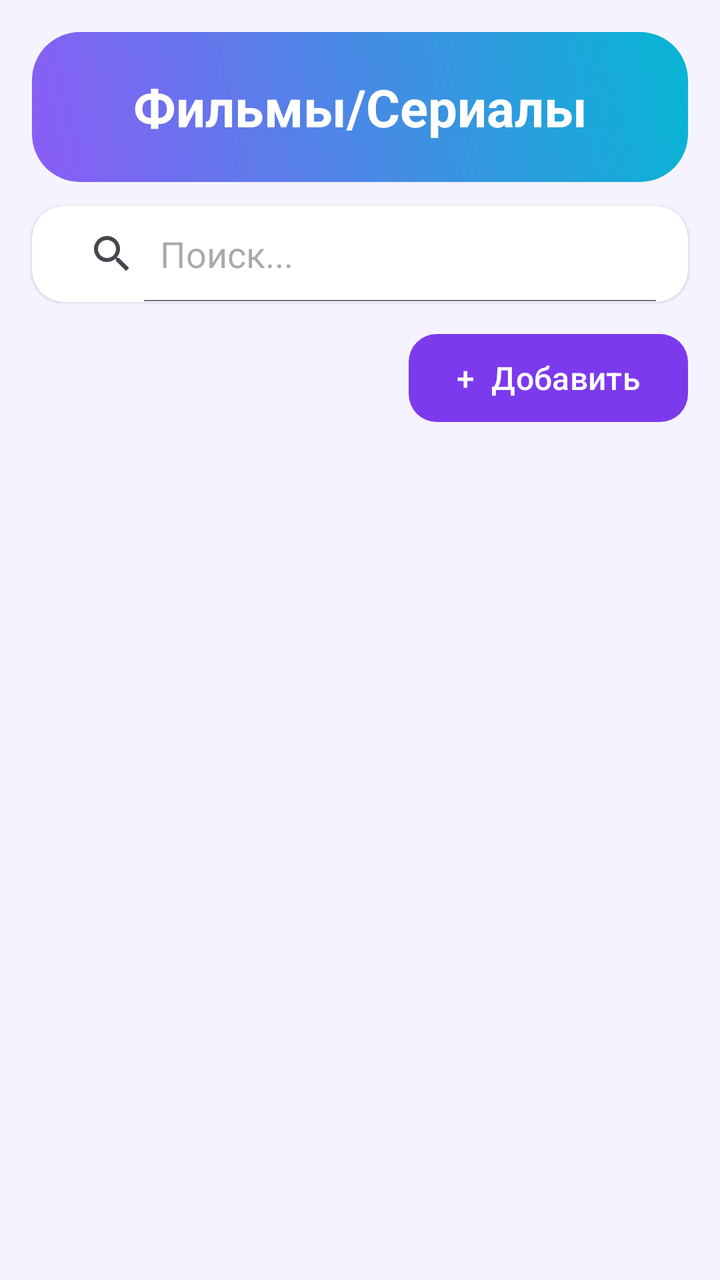
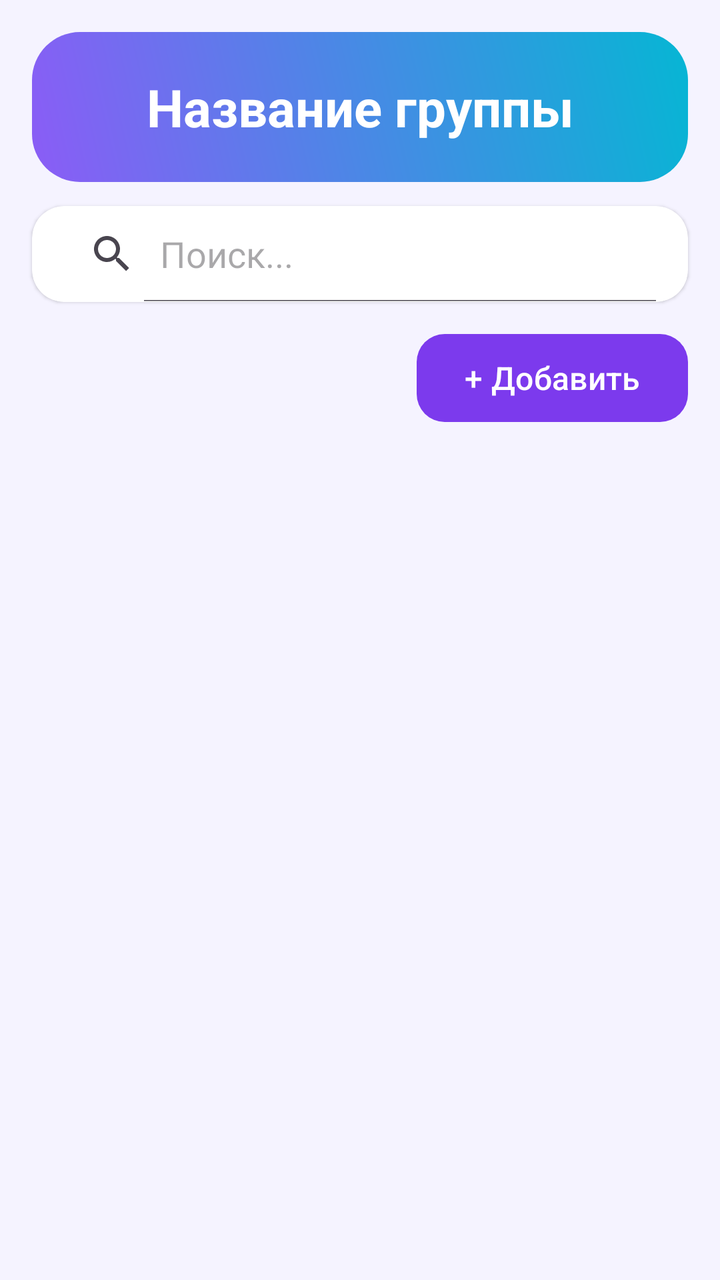

An Android layout rendered at two revisions. The XML below is the earlier revision; the diff shows what the commit changed to produce the second picture.
<!-- AndroidManifest.xml: application theme Theme.MediaCheckList -->
<!-- res/layout/items_activity.xml -->
<?xml version="1.0" encoding="utf-8"?>
<androidx.constraintlayout.widget.ConstraintLayout xmlns:android="http://schemas.android.com/apk/res/android"
    xmlns:app="http://schemas.android.com/apk/res-auto"
    android:layout_width="match_parent"
    android:layout_height="match_parent"
    android:background="@color/background">

    <TextView
        android:id="@+id/itemsTitle"
        android:layout_width="0dp"
        android:layout_height="wrap_content"
        android:text="Фильмы/Сериалы"
        android:textSize="26sp"
        android:textStyle="bold"
        android:textColor="@color/white"
        android:gravity="center"
        android:paddingVertical="20dp"
        android:layout_margin="16dp"
        android:background="@drawable/bg_title_gradient"
        app:layout_constraintTop_toTopOf="parent"
        app:layout_constraintStart_toStartOf="parent"
        app:layout_constraintEnd_toEndOf="parent"/>

    <androidx.cardview.widget.CardView
        android:id="@+id/searchCard"
        android:layout_width="0dp"
        android:layout_height="wrap_content"
        android:layout_marginHorizontal="16dp"
        android:layout_marginTop="12dp"
        app:cardCornerRadius="16dp"
        app:cardElevation="1dp"
        app:cardBackgroundColor="@color/surface"
        app:layout_constraintTop_toBottomOf="@id/itemsTitle"
        app:layout_constraintStart_toStartOf="parent"
        app:layout_constraintEnd_toEndOf="parent">

        <SearchView
            android:id="@+id/searchItem"
            android:layout_width="match_parent"
            android:layout_height="wrap_content"
            android:queryHint="Поиск..."
            android:iconifiedByDefault="false"
            android:paddingHorizontal="8dp"/>
    </androidx.cardview.widget.CardView>

    <com.google.android.material.button.MaterialButton
        android:id="@+id/addItemButton"
        style="@style/Widget.MediaCheckList.Button.Primary"
        android:layout_width="wrap_content"
        android:layout_height="wrap_content"
        android:text="+  Добавить"
        android:layout_marginTop="12dp"
        android:layout_marginEnd="16dp"
        app:layout_constraintTop_toBottomOf="@id/searchCard"
        app:layout_constraintEnd_toEndOf="parent"/>

    <androidx.recyclerview.widget.RecyclerView
        android:id="@+id/itemsRecyclerView"
        android:layout_width="0dp"
        android:layout_height="0dp"
        android:layout_marginTop="8dp"
        android:paddingHorizontal="12dp"
        android:paddingBottom="12dp"
        android:clipToPadding="false"
        app:layout_constraintTop_toBottomOf="@id/addItemButton"
        app:layout_constraintBottom_toBottomOf="parent"
        app:layout_constraintStart_toStartOf="parent"
        app:layout_constraintEnd_toEndOf="parent"/>

</androidx.constraintlayout.widget.ConstraintLayout>
<!-- resources referenced by this layout -->
<resources>
  <color name="background">#F5F3FF</color>
  <color name="surface">#FFFFFF</color>
  <color name="white">#FFFFFFFF</color>
  <!-- drawable bg_title_gradient (drawable) -->
  <?xml version="1.0" encoding="utf-8"?>
  <shape xmlns:android="http://schemas.android.com/apk/res/android"
      android:shape="rectangle">
      <gradient
          android:angle="45"
          android:startColor="@color/brand_gradient_start"
          android:endColor="@color/brand_gradient_end" />
      <corners android:radius="24dp" />
  </shape>
  <style name="Widget.MediaCheckList.Button.Primary" parent="Widget.Material3.Button">
          <item name="android:textColor">@color/text_button</item>
          <item name="backgroundTint">@color/primary</item>
          <item name="cornerRadius">14dp</item>
          <item name="android:textAllCaps">false</item>
          <item name="android:textSize">16sp</item>
          <item name="android:fontFamily">sans-serif-medium</item>
          <item name="android:paddingStart">24dp</item>
          <item name="android:paddingEnd">24dp</item>
          <item name="android:minHeight">52dp</item>
          <item name="rippleColor">#33FFFFFF</item>
      </style>
  <style name="Theme.MediaCheckList" parent="Base.Theme.MediaCheckList" />
  <color name="brand_gradient_start">#8B5CF6</color>
  <color name="brand_gradient_end">#06B6D4</color>
  <color name="text_button">@color/white</color>
  <color name="primary">#7C3AED</color>
  <color name="primary_dark">#5B21B6</color>
  <color name="primary_light">#C4B5FD</color>
  <color name="secondary">#06B6D4</color>
  <color name="secondary_dark">#0E7490</color>
  <color name="text_on_primary">#FFFFFF</color>
  <color name="text_on_secondary">#000000</color>
  <color name="text_primary">#1E1B4B</color>
  <style name="WindowAnimation">
          <item name="android:windowEnterAnimation">@anim/slide_in_right</item>
          <item name="android:windowExitAnimation">@anim/slide_out_left</item>
      </style>
  <style name="ShapeAppearance.MediaCheckList.Small" parent="ShapeAppearance.Material3.Corner.Small" />
  <style name="ShapeAppearance.MediaCheckList.Medium" parent="ShapeAppearance.Material3.Corner.Medium">
          <item name="cornerSize">16dp</item>
      </style>
  <style name="ShapeAppearance.MediaCheckList.Large" parent="ShapeAppearance.Material3.Corner.Large">
          <item name="cornerSize">24dp</item>
      </style>
  <!-- unchanged entries left out for length: 1 -->
</resources>

<!-- the commit's change to res/layout/items_activity.xml (unified diff, before → after) -->
@@ -9,7 +9,7 @@
         android:id="@+id/itemsTitle"
         android:layout_width="0dp"
         android:layout_height="wrap_content"
-        android:text="Фильмы/Сериалы"
+        android:text="@string/itemsTitle"
         android:textSize="26sp"
         android:textStyle="bold"
         android:textColor="@color/white"
@@ -38,7 +38,7 @@
             android:id="@+id/searchItem"
             android:layout_width="match_parent"
             android:layout_height="wrap_content"
-            android:queryHint="Поиск..."
+            android:queryHint="@string/searchItem"
             android:iconifiedByDefault="false"
             android:paddingHorizontal="8dp"/>
     </androidx.cardview.widget.CardView>
@@ -48,7 +48,7 @@
         style="@style/Widget.MediaCheckList.Button.Primary"
         android:layout_width="wrap_content"
         android:layout_height="wrap_content"
-        android:text="+  Добавить"
+        android:text="@string/addItemButton_text"
         android:layout_marginTop="12dp"
         android:layout_marginEnd="16dp"
         app:layout_constraintTop_toBottomOf="@id/searchCard"
<!-- resource entries referenced after the edit -->
@@ -13,6 +13,9 @@
           android:endColor="@color/brand_gradient_end" />
       <corners android:radius="24dp" />
   </shape>
+  <string name="addItemButton_text">+ Добавить</string>
+  <string name="itemsTitle">Название группы</string>
+  <string name="searchItem">Поиск...</string>
   <style name="Widget.MediaCheckList.Button.Primary" parent="Widget.Material3.Button">
           <item name="android:textColor">@color/text_button</item>
           <item name="backgroundTint">@color/primary</item>
